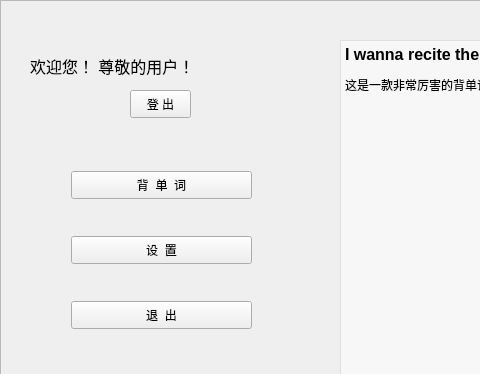
OOPtaskgroup/dictionary, file mainwindow.ui: the form before one commit; both pictures show x 0 to 480 and y 0 to 374 of the 820 by 520 pixel window.
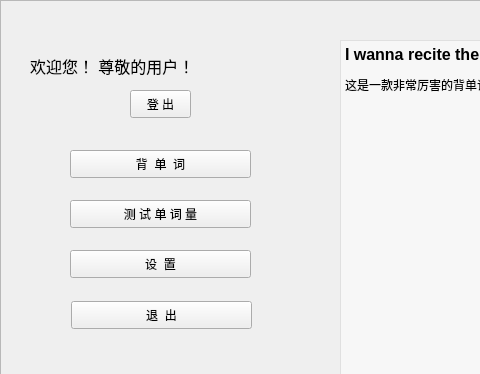
The form after the commit.

Diff of the .ui file:
```diff
--- a/mainwindow.ui
+++ b/mainwindow.ui
@@ -118,38 +118,6 @@
      <string>登 出</string>
     </property>
    </widget>
-   <widget class="QPushButton" name="reciteBtn">
-    <property name="geometry">
-     <rect>
-      <x>71</x>
-      <y>171</y>
-      <width>181</width>
-      <height>28</height>
-     </rect>
-    </property>
-    <property name="styleSheet">
-     <string notr="true"/>
-    </property>
-    <property name="text">
-     <string>背  单  词</string>
-    </property>
-   </widget>
-   <widget class="QPushButton" name="configBtn">
-    <property name="geometry">
-     <rect>
-      <x>71</x>
-      <y>236</y>
-      <width>181</width>
-      <height>28</height>
-     </rect>
-    </property>
-    <property name="styleSheet">
-     <string notr="true"/>
-    </property>
-    <property name="text">
-     <string>设  置</string>
-    </property>
-   </widget>
    <widget class="QPushButton" name="exitBtn">
     <property name="geometry">
      <rect>
@@ -214,6 +182,51 @@
      <string>换  肤</string>
     </property>
    </widget>
+   <widget class="QPushButton" name="configBtn">
+    <property name="geometry">
+     <rect>
+      <x>70</x>
+      <y>250</y>
+      <width>181</width>
+      <height>28</height>
+     </rect>
+    </property>
+    <property name="styleSheet">
+     <string notr="true"/>
+    </property>
+    <property name="text">
+     <string>设  置</string>
+    </property>
+   </widget>
+   <widget class="QPushButton" name="testBtn">
+    <property name="geometry">
+     <rect>
+      <x>70</x>
+      <y>200</y>
+      <width>181</width>
+      <height>28</height>
+     </rect>
+    </property>
+    <property name="text">
+     <string>测 试 单 词 量</string>
+    </property>
+   </widget>
+   <widget class="QPushButton" name="reciteBtn">
+    <property name="geometry">
+     <rect>
+      <x>70</x>
+      <y>150</y>
+      <width>181</width>
+      <height>28</height>
+     </rect>
+    </property>
+    <property name="styleSheet">
+     <string notr="true"/>
+    </property>
+    <property name="text">
+     <string>背  单  词</string>
+    </property>
+   </widget>
    <zorder>bgImg</zorder>
    <zorder>reciteBtn</zorder>
    <zorder>configBtn</zorder>
```
Left out of the diff: 5 changed lines with no effect on the pictures.
